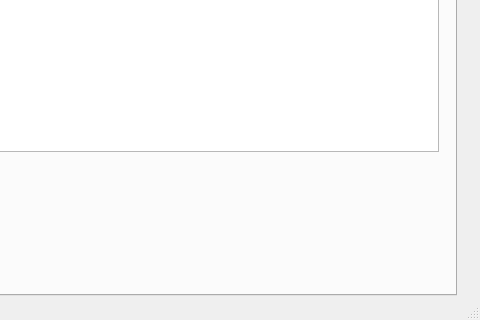
This is ui/main_window.ui in mgrzybek/ows-qt-console as Qt 5 draws it before an edit; both pictures show x 704 to 1184 and y 411 to 731 of the 1184 by 731 pixel window. The edited form follows.
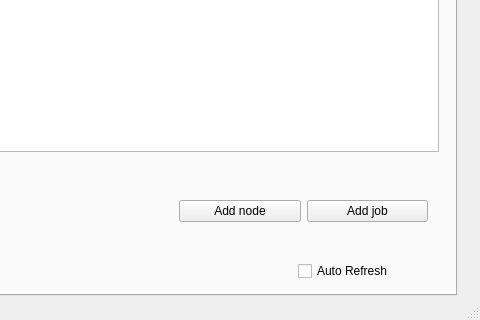
This is the edited form.

Patch:
```diff
--- a/ui/main_window.ui
+++ b/ui/main_window.ui
@@ -50,6 +50,45 @@
        </rect>
       </property>
      </widget>
+     <widget class="QWidget" name="horizontalLayoutWidget">
+      <property name="geometry">
+       <rect>
+        <x>590</x>
+        <y>510</y>
+        <width>271</width>
+        <height>80</height>
+       </rect>
+      </property>
+      <layout class="QHBoxLayout" name="horizontalLayout">
+       <item>
+        <widget class="QPushButton" name="add_node_button">
+         <property name="text">
+          <string>Add node</string>
+         </property>
+        </widget>
+       </item>
+       <item>
+        <widget class="QPushButton" name="add_job_button">
+         <property name="text">
+          <string>Add job</string>
+         </property>
+        </widget>
+       </item>
+      </layout>
+     </widget>
+     <widget class="QCheckBox" name="auto_refresh_check">
+      <property name="geometry">
+       <rect>
+        <x>720</x>
+        <y>600</y>
+        <width>111</width>
+        <height>20</height>
+       </rect>
+      </property>
+      <property name="text">
+       <string>Auto Refresh</string>
+      </property>
+     </widget>
     </widget>
     <widget class="QWidget" name="template_tab">
      <attribute name="title">
```
Left out of the diff: 4 changed lines with no effect on the pictures.
